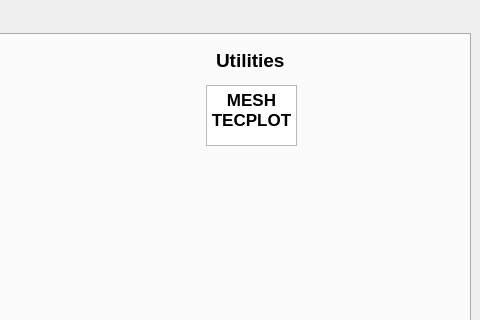
bahman2216/py2, file mgh.ui: the form before one commit; both pictures show x 375 to 855 and y 0 to 320 of the 855 by 664 pixel window.
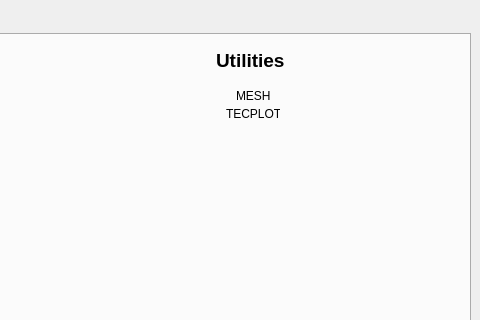
The form after the commit.

Diff of the .ui file:
```diff
--- a/mgh.ui
+++ b/mgh.ui
@@ -175,23 +175,6 @@
          <string/>
         </property>
        </widget>
-       <widget class="QTextBrowser" name="textBrowser_2">
-        <property name="geometry">
-         <rect>
-          <x>570</x>
-          <y>50</y>
-          <width>91</width>
-          <height>61</height>
-         </rect>
-        </property>
-        <property name="html">
-         <string>&lt;!DOCTYPE HTML PUBLIC &quot;-//W3C//DTD HTML 4.0//EN&quot; &quot;http://www.w3.org/TR/REC-html40/strict.dtd&quot;&gt;
-&lt;html&gt;&lt;head&gt;&lt;meta name=&quot;qrichtext&quot; content=&quot;1&quot; /&gt;&lt;style type=&quot;text/css&quot;&gt;
-p, li { white-space: pre-wrap; }
-&lt;/style&gt;&lt;/head&gt;&lt;body style=&quot; font-family:'Noto Sans'; font-size:9pt; font-weight:400; font-style:normal;&quot;&gt;
-&lt;p align=&quot;center&quot; style=&quot; margin-top:0px; margin-bottom:0px; margin-left:0px; margin-right:0px; -qt-block-indent:0; text-indent:0px;&quot;&gt;&lt;span style=&quot; font-size:13pt; font-weight:600;&quot;&gt;MESH &lt;br /&gt;TECPLOT&lt;/span&gt;&lt;/p&gt;&lt;/body&gt;&lt;/html&gt;</string>
-        </property>
-       </widget>
        <widget class="QPushButton" name="openfoamButton">
         <property name="geometry">
          <rect>
@@ -221,6 +204,32 @@
         </property>
         <layout class="QHBoxLayout" name="formLayout"/>
        </widget>
+       <widget class="QLabel" name="label_3">
+        <property name="geometry">
+         <rect>
+          <x>600</x>
+          <y>50</y>
+          <width>51</width>
+          <height>21</height>
+         </rect>
+        </property>
+        <property name="text">
+         <string>MESH</string>
+        </property>
+       </widget>
+       <widget class="QLabel" name="label_4">
+        <property name="geometry">
+         <rect>
+          <x>590</x>
+          <y>70</y>
+          <width>54</width>
+          <height>17</height>
+         </rect>
+        </property>
+        <property name="text">
+         <string>TECPLOT</string>
+        </property>
+       </widget>
       </widget>
      </widget>
     </item>
```
Left out of the diff: 13 changed lines with no effect on the pictures.
